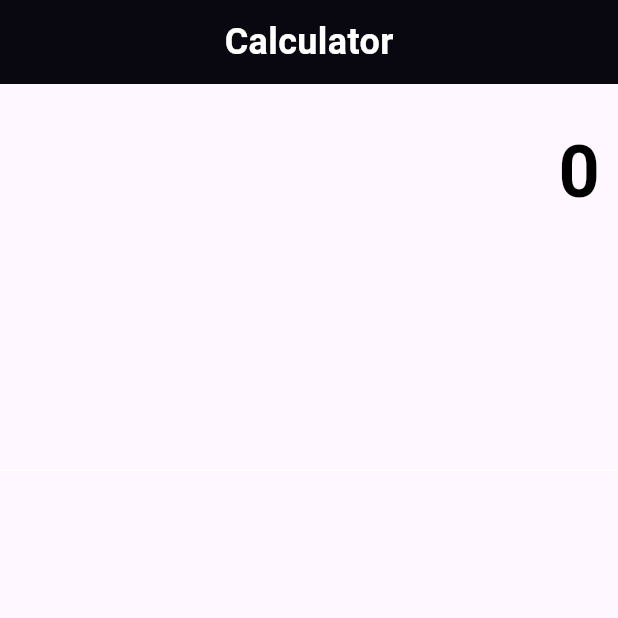
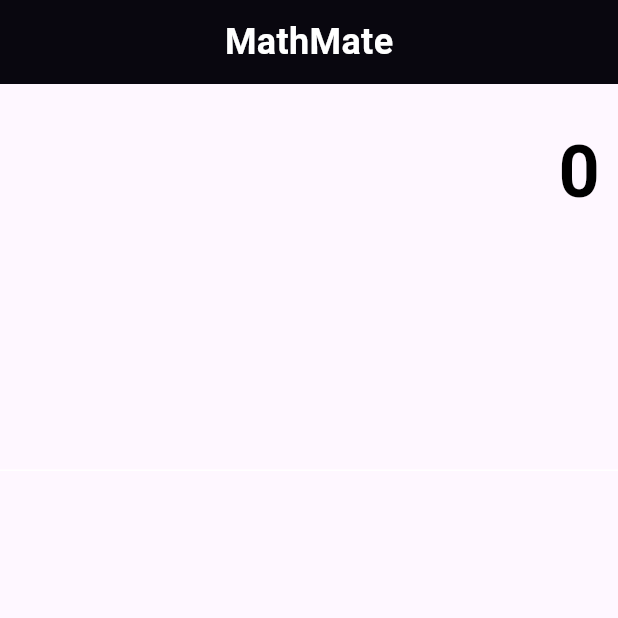
Before and after one commit to Vanjula/Flutter_Calculator, a Flutter app: the screen it shows after launch, on a phone screen of 412 x 824 dp, the top half of it. Run offline on Flutter 3.47's test engine with Material 3 defaults, Android fonts, the phone set to English and light mode, and no system bars.

Commit message:
Update main.dart

```diff
--- a/lib/main.dart
+++ b/lib/main.dart
@@ -122,7 +122,7 @@ class _CalculatorScreenState extends State<CalculatorScreen> {
         elevation: 4.0,
         flexibleSpace: Center(
           child: Text(
-            "Calculator",
+            "MathMate",
             style: const TextStyle(
               fontSize: 24.0,
               fontWeight: FontWeight.bold,
```
